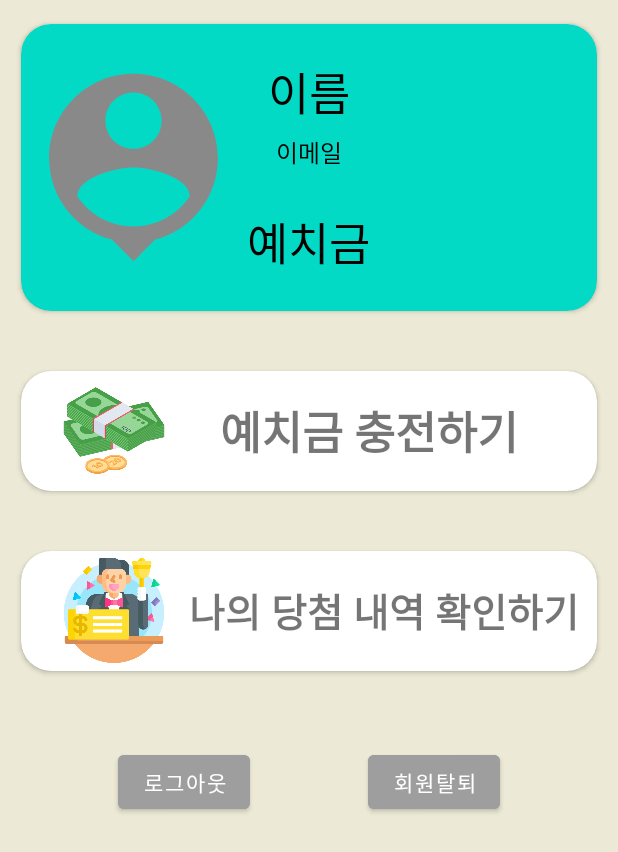
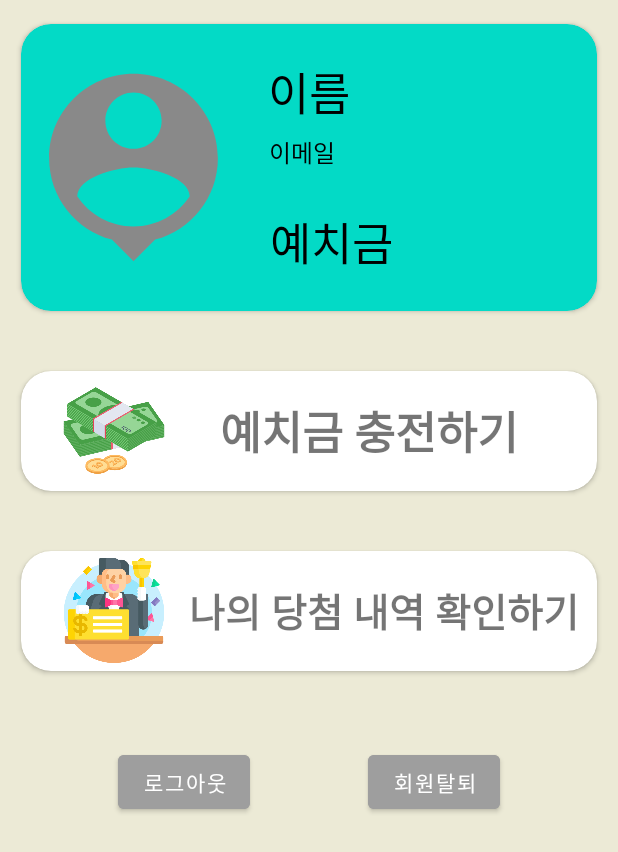
Before and after one commit to kiwon7602/bcsd_beginner_project, an Android app: the layout fragment_my_page.xml on its own in the app's theme, with its tools: preview values and no code run, on a phone screen of 412 x 824 dp. Shown: the top 852 px of the screen. Run offline under Robolectric (Android 15) with nearby library versions, the phone set to English and light mode, and no system bars.

Commit message:
fix email position

```diff
--- a/app/src/main/res/layout/fragment_my_page.xml
+++ b/app/src/main/res/layout/fragment_my_page.xml
@@ -47,9 +47,10 @@
 
                 <TextView
                     android:id="@+id/show_email_text_view"
-                    android:layout_width="wrap_content"
+                    android:layout_width="183dp"
                     android:layout_height="wrap_content"
                     android:layout_gravity="center"
+                    android:layout_marginStart="65dp"
                     android:layout_marginBottom="10dp"
                     android:text="이메일"
                     android:textColor="@color/black"
@@ -61,6 +62,7 @@
                     android:layout_height="wrap_content"
                     android:layout_gravity="center"
                     android:layout_marginTop="50dp"
+                    android:layout_marginStart="15dp"
                     android:text="예치금"
                     android:textColor="@color/black"
                     android:textSize="30dp" />
```
